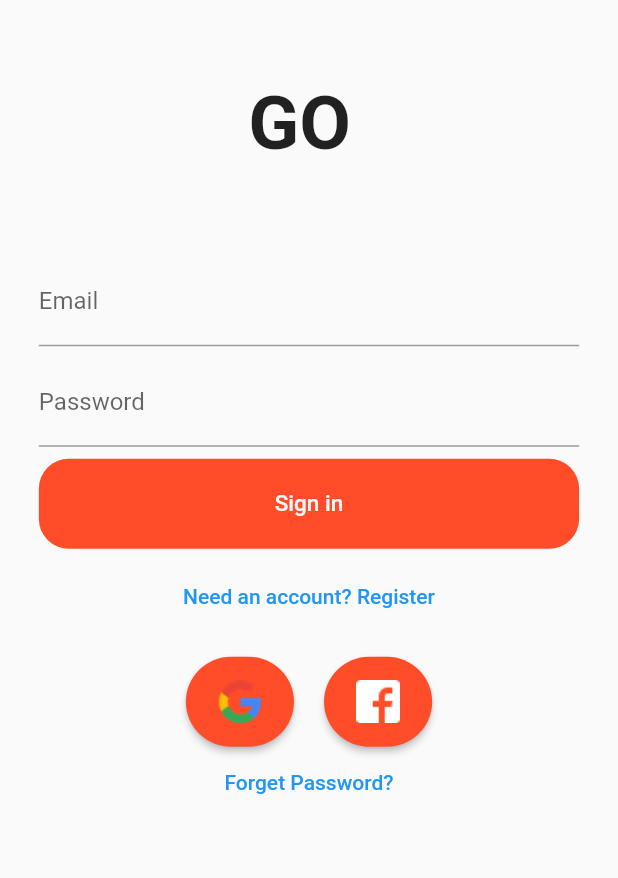
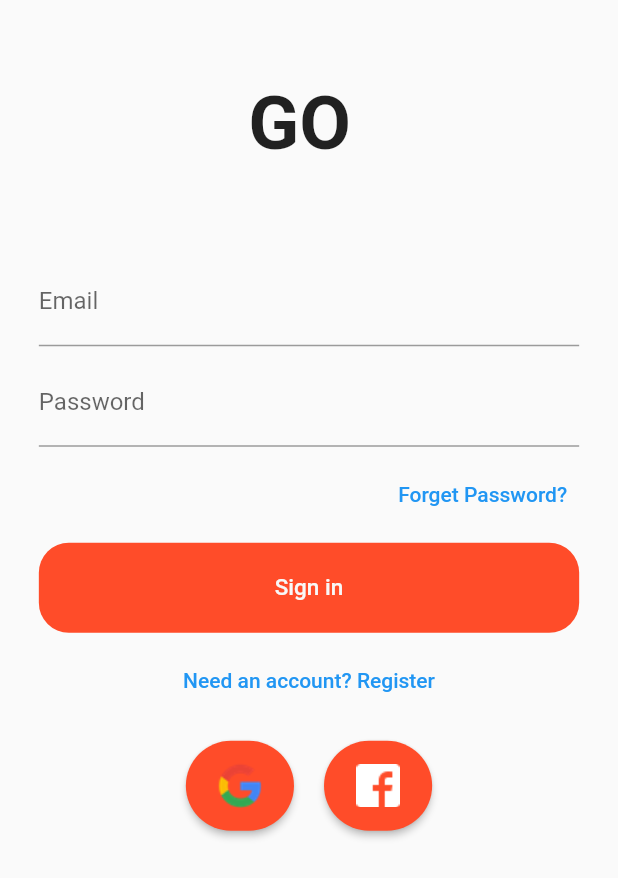
Before and after one commit to aydemiromer/Flutter-EcommerceApp, a Flutter app: the screen it shows after launch, on a phone screen of 412 x 824 dp. Shown: the top 878 px of the screen. Run offline on Flutter 3.47's test engine with Material 2 defaults, Android fonts, the phone set to English and light mode, and no system bars; our stand-ins replace firebase_auth, firebase_core, google_sign_in; missing offline and left inert: flutter_login_facebook; accounts and stored records are empty.

Commit message:
changed reset password text field

```diff
--- a/lib/core/constants/enums/enums.dart
+++ b/lib/core/constants/enums/enums.dart
@@ -1 +1 @@
-enum EmailSignInFormType { signIn, register }
+enum EmailSignInFormType { signIn, register , reset }
--- a/lib/features/firebase/authentication/login/components/input_field.dart
+++ b/lib/features/firebase/authentication/login/components/input_field.dart
@@ -1,5 +1,4 @@
 import 'package:flutter/material.dart';
-import 'package:ecommerce/core/constants/color/color_theme.dart';
 import 'package:ecommerce/features/firebase/authentication/login/components/text_field_container.dart';
 
 class InputField extends StatelessWidget {
--- a/lib/features/firebase/authentication/login/login_screen.dart
+++ b/lib/features/firebase/authentication/login/login_screen.dart
@@ -1,6 +1,5 @@
 import 'package:ecommerce/features/firebase/authentication/service/service.dart';
 import 'package:ecommerce/product/widget/auth_form.dart';
-import 'package:ecommerce/product/widget/reset_password.dart';
 import 'package:flutter/material.dart';
 import 'package:ecommerce/product/widget/social_login_button.dart';
 import 'package:provider/provider.dart';
@@ -103,14 +102,6 @@ class LoginScreen extends StatelessWidget {
             ),
           ],
         ),
-        TextButton(
-            onPressed: () {
-              Navigator.push(
-                context,
-                MaterialPageRoute(builder: (context) => const ResetPassword()),
-              );
-            },
-            child: const Text("Forget Password?")),
       ],
     );
   }
--- a/lib/product/widget/auth_form.dart
+++ b/lib/product/widget/auth_form.dart
@@ -1,3 +1,4 @@
+import 'package:ecommerce/product/widget/reset_password.dart';
 import 'package:flutter/material.dart';
 import 'package:provider/provider.dart';
 import '../../../../core/constants/color/color_theme.dart';
@@ -40,6 +41,9 @@ class _EmailSignInFormState extends State<EmailSignInForm> {
       } else {
         await auth.createUserWithEmailandPassword(_email, _password);
       }
+      {
+        await auth.sendPassword(_email);
+      }
       Navigator.of(context).pop();
     } catch (e) {
       showAlertDialog(
@@ -80,6 +84,8 @@ class _EmailSignInFormState extends State<EmailSignInForm> {
     final secondaryText = _formType == EmailSignInFormType.signIn
         ? 'Need an account? Register'
         : 'Have an account? Sign in';
+    final thirdText =
+        _formType == EmailSignInFormType.signIn ? 'Forget Password?' : '';
     bool submitEnabled = widget.emailValidator.isValid(_email) &&
         widget.passwordValidator.isValid(_password);
 
@@ -88,7 +94,19 @@ class _EmailSignInFormState extends State<EmailSignInForm> {
       const SizedBox(height: 8.0),
       _buildPasswordTextField(),
       const SizedBox(height: 8.0),
-
+      Container(
+        alignment: Alignment.centerRight,
+        child: TextButton(
+            onPressed: () {
+              !_isLoading ? _toggleFormType : null;
+              Navigator.push(
+                context,
+                MaterialPageRoute(builder: (context) => const ResetPassword()),
+              );
+            },
+            child: Text(thirdText)),
+      ),
+      const SizedBox(height: 8.0),
       SignInButton(
         width: context.width * 0.8,
         color: AppColor.primaryorange,
@@ -99,7 +117,9 @@ class _EmailSignInFormState extends State<EmailSignInForm> {
       const SizedBox(height: 8.0),
       TextButton(
           onPressed: !_isLoading ? _toggleFormType : null,
-          child: Text(secondaryText)),
+          child: Column(
+            children: [Text(secondaryText)],
+          )),
     ];
   }
 
```
Also changed, not shown: lib/features/firebase/authentication/service/service.dart (+4 -3 lines), lib/product/widget/reset_password.dart (+4 -3 lines).
